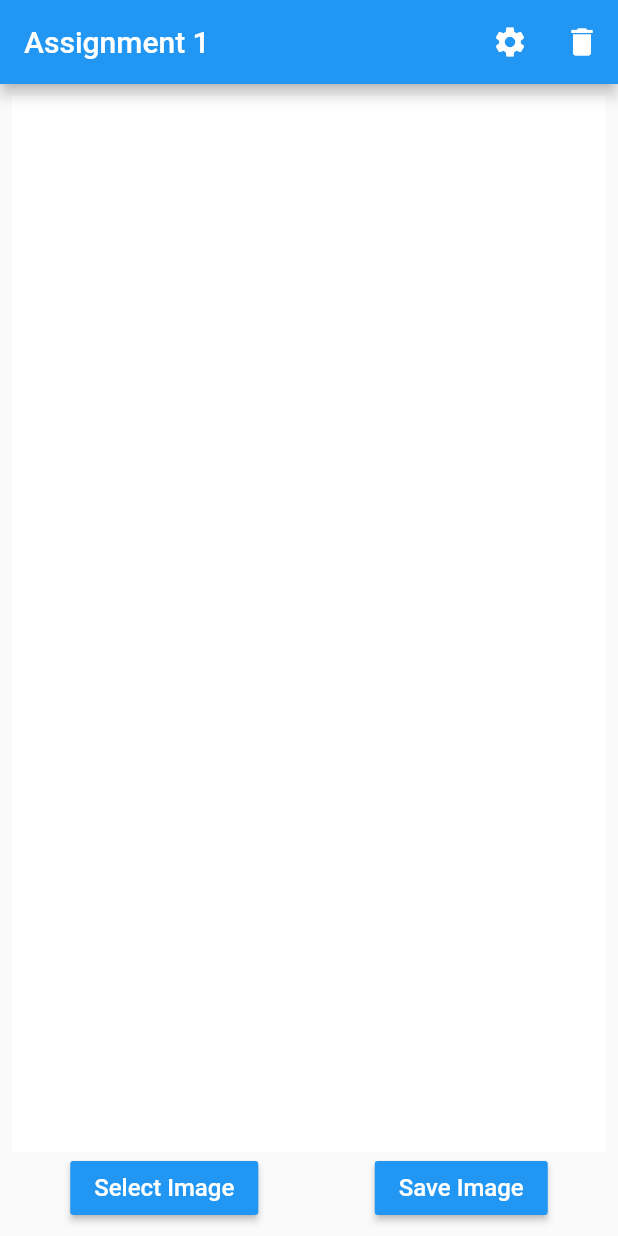
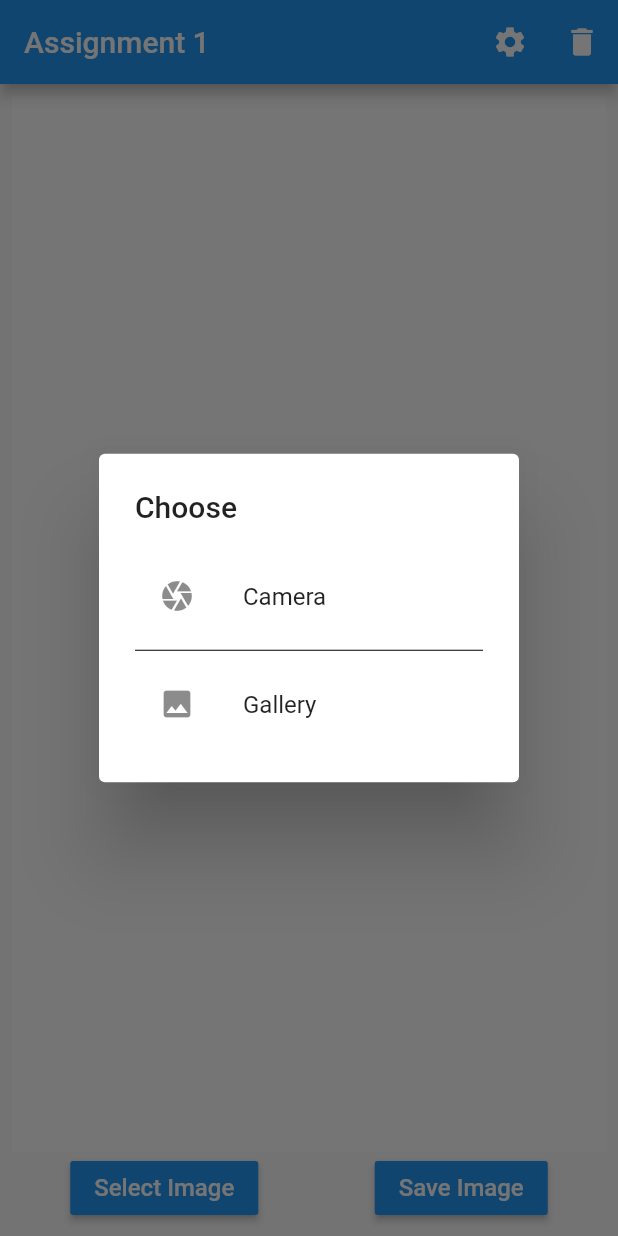
Before and after one commit to Priyanshu078/signature_PhotoMarker_App, a Flutter app: the screen it shows after launch, after a tap on "Select Image", on a phone screen of 412 x 824 dp. Run offline on Flutter 3.47's test engine with Material 2 defaults, Android fonts, the phone set to English and light mode, and no system bars; our stand-ins replace flutter_colorpicker, get, image_gallery_saver, image_picker.

Commit message:
added take image from camera and gallery option

```diff
--- a/lib/home_page.dart
+++ b/lib/home_page.dart
@@ -238,10 +238,40 @@ class _MyHomePageState extends State<MyHomePage> {
               children: [
                 MaterialButton(
                   color: Colors.blue,
-                  onPressed: () async {
-                    XFile? file = await ImagePicker()
-                        .pickImage(source: ImageSource.gallery);
-                    homePageController.imagePath.value = file!.path;
+                  onPressed: () {
+                    showDialog(context: context, builder: (BuildContext context) {
+                      return AlertDialog(
+                        title: const Text("Choose"),
+                        content: Column(
+                          mainAxisSize: MainAxisSize.min,
+                          children: [
+                            ListTile(
+                              leading: const Icon(Icons.camera),
+                              title: const Text("Camera"),
+                              onTap: () async{
+                                Navigator.of(context).pop();
+                                XFile? file = await ImagePicker()
+                                    .pickImage(source: ImageSource.camera);
+                                homePageController.imagePath.value = file!.path;
+                              },
+                            ),
+                            const Divider(
+                              color: Colors.black,
+                            ),
+                            ListTile(
+                              leading: const Icon(Icons.photo),
+                              title: const Text("Gallery"),
+                              onTap: () async{
+                                Navigator.of(context).pop();
+                                XFile? file = await ImagePicker()
+                                    .pickImage(source: ImageSource.gallery);
+                                homePageController.imagePath.value = file!.path;
+                              },
+                            )
+                          ],
+                        ),
+                      );
+                    });
                   },
                   child: const Text(
                     "Select Image",
```
